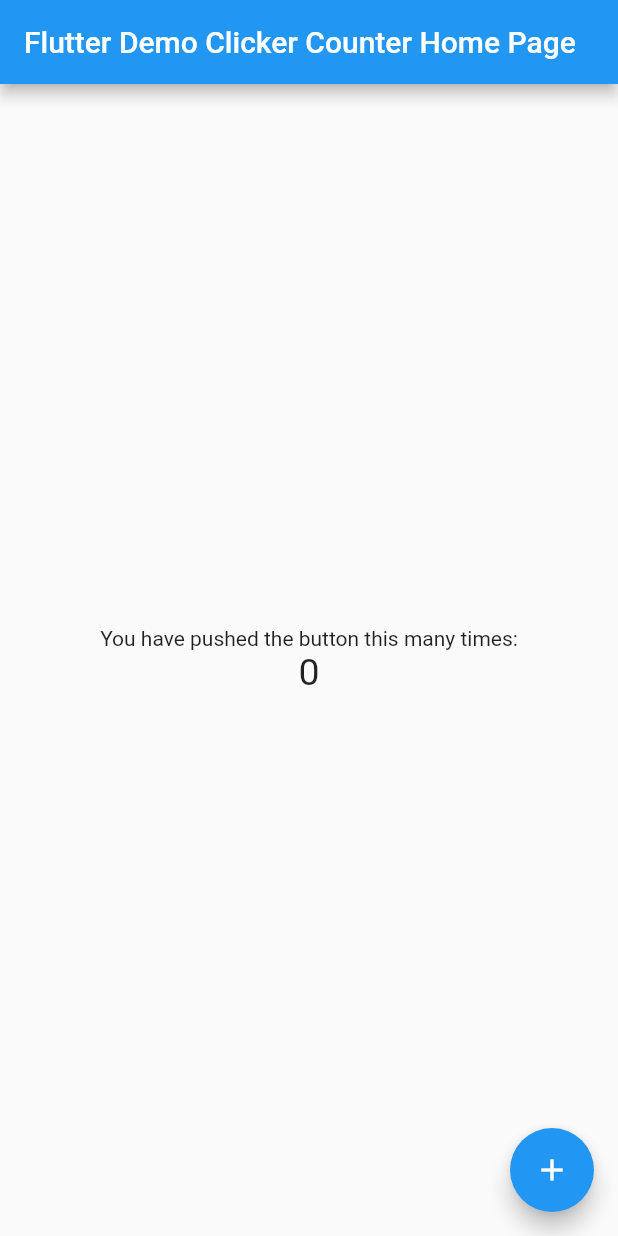
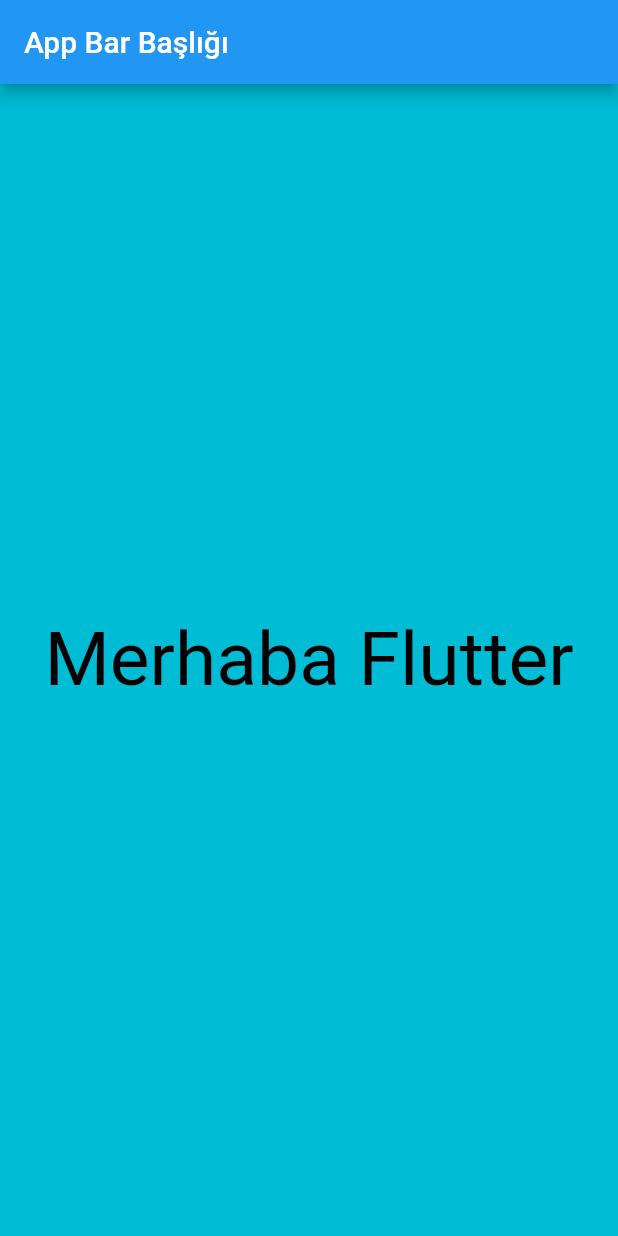
Before and after one commit to Uhuvvet33/FLutLab, a Flutter app: the screen it shows after launch, on a phone screen of 412 x 824 dp. Run offline on Flutter 3.47's test engine with Material 2 defaults, Android fonts, the phone set to English and light mode, and no system bars.

```diff
--- a/lib/main.dart
+++ b/lib/main.dart
@@ -1,99 +1,23 @@
 import 'package:flutter/material.dart';
 
-void main() => runApp(MyApp());
-
-class MyApp extends StatelessWidget {
-  // This widget is the root of your application.
-  @override
-  Widget build(BuildContext context) {
-    return MaterialApp(
-      // Application name
-      title: 'Flutter Stateful Clicker Counter',
-      theme: ThemeData(
-        // Application theme data, you can set the colors for the application as
-        // you want
-        primarySwatch: Colors.blue,
-      ),
-      home: MyHomePage(title: 'Flutter Demo Clicker Counter Home Page'),
-    );
-  }
+void main() {
+  runApp(MaterialApp(
+      title: "İlk Görsel Uygulama",
+      home: Scaffold(
+        appBar: AppBar(
+          title: Text("App Bar Başlığı"),
+        ), //AppBar Sonu
+        body: Material(
+          color: Colors.cyan,
+          child: Center(
+              child: Text(
+            "Merhaba Flutter",
+            textDirection: TextDirection.ltr,
+            style: TextStyle(
+              color: Colors.black,
+              fontSize: 50.0,
+            ),
+          )),
+        ),
+      )));
 }
-
-class MyHomePage extends StatefulWidget {
-  final String title;
-  const MyHomePage({Key? key, required this.title}) : super(key: key);
-
-  // This widget is the home page of your application. It is stateful, meaning
-  // that it has a State object (defined below) that contains fields that affect
-  // how it looks.
-
-  // This class is the configuration for the state. It holds the values (in this
-  // case the title) provided by the parent (in this case the App widget) and
-  // used by the build method of the State. Fields in a Widget subclass are
-  // always marked "final".
-
-  @override
-  _MyHomePageState createState() => _MyHomePageState();
-}
-
-class _MyHomePageState extends State<MyHomePage> {
-  int _counter = 0;
-
-  void _incrementCounter() {
-    setState(() {
-      // This call to setState tells the Flutter framework that something has
-      // changed in this State, which causes it to rerun the build method below
-      // so that the display can reflect the updated values. If we changed
-      // _counter without calling setState(), then the build method would not be
-      // called again, and so nothing would appear to happen.
-      _counter++;
-    });
-  }
-
-  @override
-  Widget build(BuildContext context) {
-    // This method is rerun every time setState is called, for instance as done
-    // by the _incrementCounter method above.
-    //
-    // The Flutter framework has been optimized to make rerunning build methods
-    // fast, so that you can just rebuild anything that needs updating rather
-    // than having to individually change instances of widgets.
-    return Scaffold(
-      appBar: AppBar(
-        // Here we take the value from the MyHomePage object that was created by
-        // the App.build method, and use it to set our appbar title.
-        title: Text(widget.title),
-      ),
-      body: Center(
-        // Center is a layout widget. It takes a single child and positions it
-        // in the middle of the parent.
-        child: Column(
-          // Column is also a layout widget. It takes a list of children and
-          // arranges them vertically. By default, it sizes itself to fit its
-          // children horizontally, and tries to be as tall as its parent.
-          //
-          // Column has various properties to control how it sizes itself and
-          // how it positions its children. Here we use mainAxisAlignment to
-          // center the children vertically; the main axis here is the vertical
-          // axis because Columns are vertical (the cross axis would be
-          // horizontal).
-          mainAxisAlignment: MainAxisAlignment.center,
-          children: <Widget>[
-            Text(
-              'You have pushed the button this many times:',
-            ),
-            Text(
-              '$_counter',
-              style: TextStyle(fontSize: 25),
-            ),
-          ],
-        ),
-      ),
-      floatingActionButton: FloatingActionButton(
-        onPressed: _incrementCounter,
-        tooltip: 'Increment',
-        child: Icon(Icons.add),
-      ), // This trailing comma makes auto-formatting nicer for build methods.
-    );
-  }
-}
```
